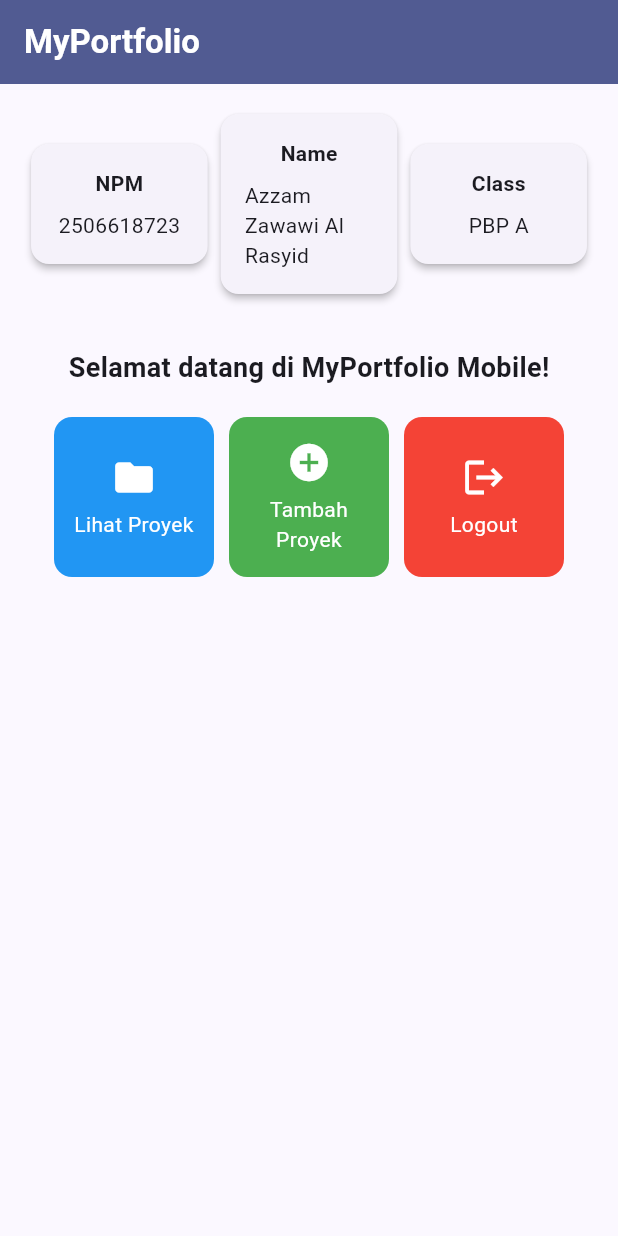
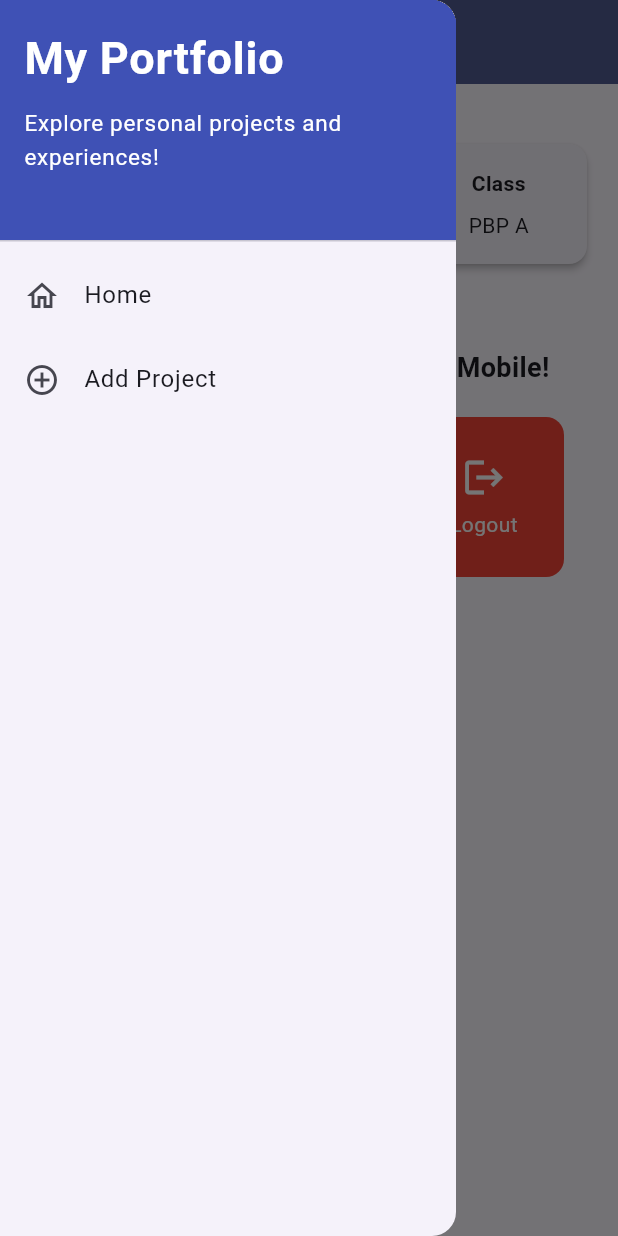
Before and after one commit to AzzamZR/myportofolio_mobile, a Flutter app: the screen it shows after launch, with the side drawer open (before the commit the screen has no drawer), on a phone screen of 412 x 824 dp. Run offline on Flutter 3.47's test engine with Material 3 defaults, Android fonts, the phone set to English and light mode, and no system bars.

Commit message:
Tutorial 09: Flutter Navigation, Layouts, Forms, and Input Elements

```diff
--- a/lib/main.dart
+++ b/lib/main.dart
@@ -1,5 +1,5 @@
 import 'package:flutter/material.dart';
-import 'package:myportofolio_mobile/menu.dart';
+import 'package:myportofolio_mobile/screens/menu.dart';
 
 void main() {
   runApp(const MyApp());
--- a/lib/menu.dart
+++ b/lib/screens/menu.dart
@@ -1,4 +1,6 @@
 import 'package:flutter/material.dart';
+import 'package:myportofolio_mobile/widgets/left_drawer.dart';
+import 'package:myportofolio_mobile/widgets/project_card.dart';
 
 class MyHomePage extends StatelessWidget {
   MyHomePage({super.key});
@@ -22,7 +24,9 @@ class MyHomePage extends StatelessWidget {
           style: TextStyle(color: Colors.white, fontWeight: FontWeight.bold),
         ),
         backgroundColor: Theme.of(context).colorScheme.primary,
+        iconTheme: const IconThemeData(color: Colors.white)
       ),
+      drawer: const LeftDrawer(),
       body: Padding(
         padding: const EdgeInsets.all(16.0),
         child: Column(
@@ -103,49 +107,3 @@ class ItemHomepage {
 
   ItemHomepage(this.name, this.icon, this.colors);
 }
-
-class ItemCard extends StatelessWidget {
-  final ItemHomepage item;
-
-  const ItemCard(this.item, {super.key});
-
-  @override
-  Widget build(BuildContext context) {
-    return Material(
-      color: item.colors,
-      borderRadius: BorderRadius.circular(12),
-      child: InkWell(
-        onTap: () {
-          ScaffoldMessenger.of(context)
-            ..hideCurrentSnackBar()
-            ..showSnackBar(
-              SnackBar(
-                content: Text('Kamu telah menekan tombol ${item.name}!'),
-                action: SnackBarAction(
-                  label: 'Tutup',
-                  onPressed: ScaffoldMessenger.of(context).hideCurrentSnackBar,
-                ),
-              ),
-            );
-        },
-        child: Container(
-          padding: const EdgeInsets.all(8),
-          child: Center(
-            child: Column(
-              mainAxisAlignment: MainAxisAlignment.center,
-              children: [
-                Icon(item.icon, color: Colors.white, size: 30.0),
-                const Padding(padding: EdgeInsets.all(3)),
-                Text(
-                  item.name,
-                  textAlign: TextAlign.center,
-                  style: const TextStyle(color: Colors.white),
-                ),
-              ],
-            ),
-          ),
-        ),
-      ),
-    );
-  }
-}
--- /dev/null
+++ b/lib/widgets/left_drawer.dart
@@ -0,0 +1,68 @@
+
+import 'package:flutter/material.dart';
+import 'package:myportofolio_mobile/screens/menu.dart';
+import 'package:myportofolio_mobile/screens/project_form.dart';
+
+class LeftDrawer extends StatelessWidget {
+  const LeftDrawer({super.key});
+
+  @override
+  Widget build(BuildContext context) {
+    return Drawer(
+      child: ListView(
+        children: [
+          const DrawerHeader(
+            decoration: BoxDecoration(
+              color: Colors.indigo,
+            ),
+            child: Column(
+              crossAxisAlignment: CrossAxisAlignment.start,
+              children: [
+                Text(
+                  'My Portfolio',
+                  style: TextStyle(
+                    fontSize: 30,
+                    fontWeight: FontWeight.bold,
+                    color: Colors.white,
+                  ),
+                ),
+                SizedBox(height: 10),
+                Text(
+                  'Explore personal projects and experiences!',
+                  style: TextStyle(
+                    fontSize: 15,
+                    color: Colors.white,
+                  ),
+                ),
+              ],
+            ),
+          ),
+          ListTile(
+            leading: const Icon(Icons.home_outlined),
+            title: const Text('Home'),
+            onTap: () {
+              Navigator.pushReplacement(
+                context,
+                MaterialPageRoute(
+                  builder: (context) => MyHomePage(),
+                ),
+              );
+            },
+          ),
+          ListTile(
+            leading: const Icon(Icons.add_circle_outline),
+            title: const Text('Add Project'),
+            onTap: () {
+              Navigator.pushReplacement(
+                context,
+                MaterialPageRoute(
+                  builder: (context) => const ProjectFormPage(),
+                ),
+              );
+            },
+          ),
+        ],
+      ),
+    );
+  }
+}
--- /dev/null
+++ b/lib/widgets/project_card.dart
@@ -0,0 +1,59 @@
+
+import 'package:flutter/material.dart';
+import 'package:myportofolio_mobile/screens/menu.dart';
+import 'package:myportofolio_mobile/screens/project_form.dart';
+
+
+class ItemCard extends StatelessWidget {
+  final ItemHomepage item;
+
+  const ItemCard(this.item, {super.key});
+
+  @override
+  Widget build(BuildContext context) {
+    return Material(
+      color: item.colors,
+      borderRadius: BorderRadius.circular(12),
+      child: InkWell(
+        onTap: () {
+          ScaffoldMessenger.of(context)
+            ..hideCurrentSnackBar()
+            ..showSnackBar(
+              SnackBar(
+                content: Text('Kamu telah menekan tombol ${item.name}!'),
+                action: SnackBarAction(
+                  label: 'Tutup',
+                  onPressed: ScaffoldMessenger.of(context).hideCurrentSnackBar,
+                ),
+              ),
+            );
+          if (item.name == "Tambah Proyek") {
+            Navigator.push(
+              context,
+              MaterialPageRoute(
+                builder: (context) => const ProjectFormPage(),
+              ),
+            );
+          }
+        },
+        child: Container(
+          padding: const EdgeInsets.all(8),
+          child: Center(
+            child: Column(
+              mainAxisAlignment: MainAxisAlignment.center,
+              children: [
+                Icon(item.icon, color: Colors.white, size: 30.0),
+                const Padding(padding: EdgeInsets.all(3)),
+                Text(
+                  item.name,
+                  textAlign: TextAlign.center,
+                  style: const TextStyle(color: Colors.white),
+                ),
+              ],
+            ),
+          ),
+        ),
+      ),
+    );
+  }
+}
```
Also changed, not shown: lib/screens/project_form.dart (added, +210 -0 lines).
